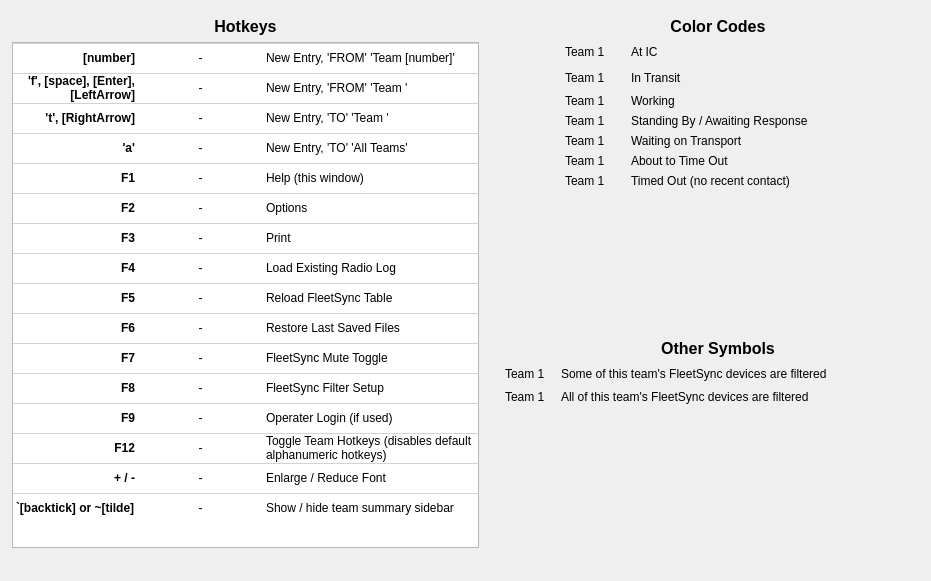
Above: designer/help.ui from ncssar/radiolog before the change. Below: the same form after it.
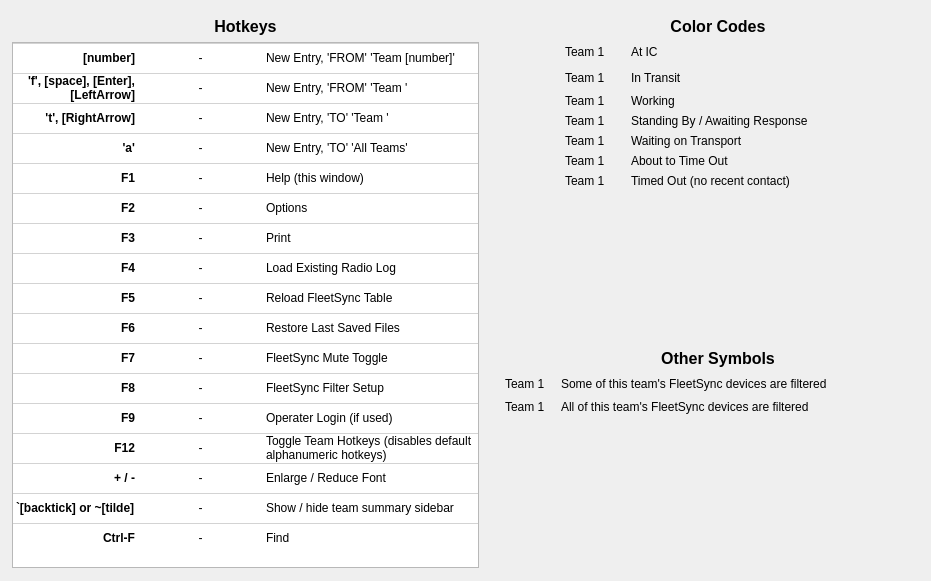
That is the form after the change.

Commit message: add Ctrl-F to help window

```diff
--- a/designer/help.ui
+++ b/designer/help.ui
@@ -31,7 +31,7 @@
      <x>12</x>
      <y>17</y>
      <width>939</width>
-     <height>531</height>
+     <height>551</height>
     </rect>
    </property>
    <layout class="QHBoxLayout" name="horizontalLayout_3">
@@ -227,6 +227,11 @@
           <string>New Row</string>
          </property>
         </row>
+        <row>
+         <property name="text">
+          <string>New Row</string>
+         </property>
+        </row>
         <column>
          <property name="text">
           <string>Key</string>
@@ -792,6 +797,35 @@
           </font>
          </property>
         </item>
+        <item row="16" column="0">
+         <property name="text">
+          <string>Ctrl-F</string>
+         </property>
+         <property name="font">
+          <font>
+           <family>MS Shell Dlg 2</family>
+           <pointsize>9</pointsize>
+           <weight>75</weight>
+           <bold>true</bold>
+          </font>
+         </property>
+         <property name="textAlignment">
+          <set>AlignTrailing|AlignVCenter</set>
+         </property>
+        </item>
+        <item row="16" column="1">
+         <property name="text">
+          <string>-</string>
+         </property>
+         <property name="textAlignment">
+          <set>AlignCenter</set>
+         </property>
+        </item>
+        <item row="16" column="2">
+         <property name="text">
+          <string>Find</string>
+         </property>
+        </item>
        </widget>
       </item>
      </layout>
```
The commit also changes 1 other file.
